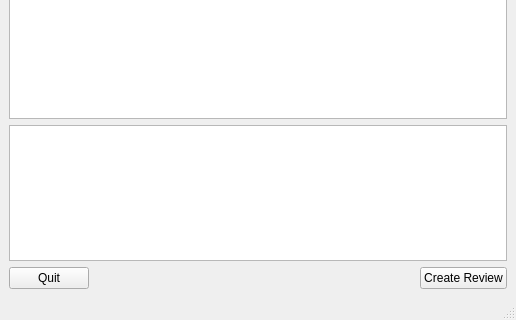
sebr/critter, file src/ui/MainWindow.ui: the form before one commit; both pictures show x 0 to 516 and y 186 to 506 of the 516 by 506 pixel window.
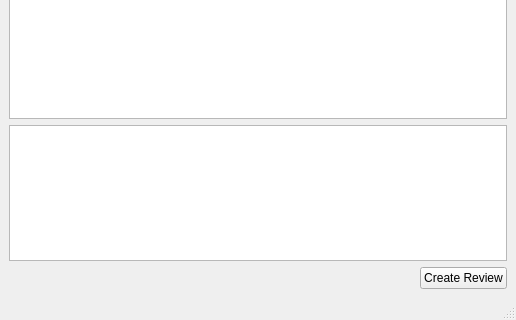
The form after the commit.

```diff
--- a/src/ui/MainWindow.ui
+++ b/src/ui/MainWindow.ui
@@ -92,13 +92,6 @@
     </item>
     <item>
      <layout class="QHBoxLayout" name="horizontalLayout_2">
-      <item>
-       <widget class="QPushButton" name="pushButton_2">
-        <property name="text">
-         <string>Quit</string>
-        </property>
-       </widget>
-      </item>
       <item>
        <spacer name="horizontalSpacer">
         <property name="orientation">
```
Left out of the diff: 4 changed lines with no effect on the pictures.
